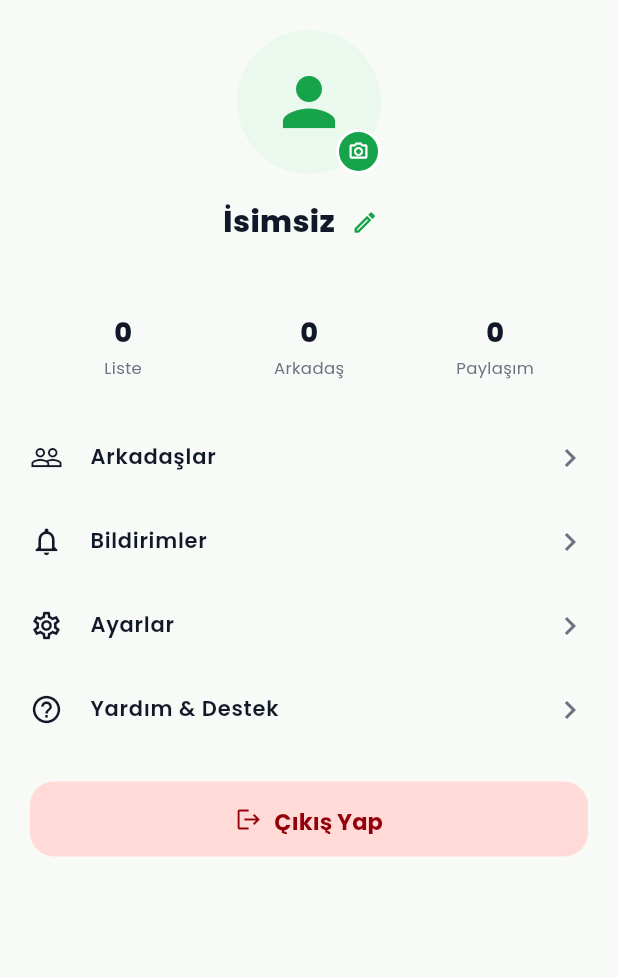
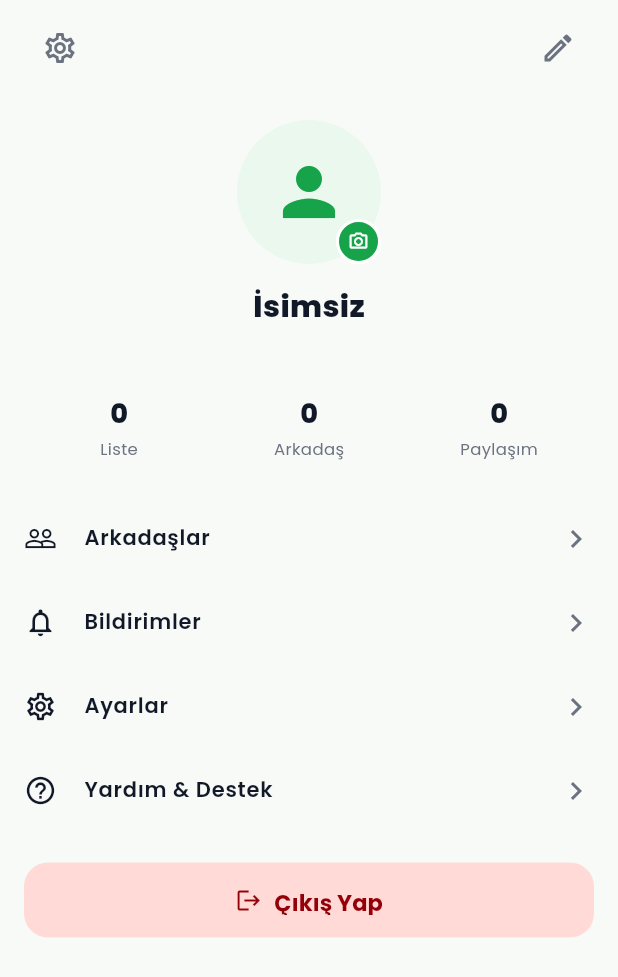
Before and after one commit to EmirHaksever/flutterproje, a Flutter app: the ProfilePage screen opened by its route, on a phone screen of 412 x 824 dp. Shown: the top 977 px of the screen. Run offline on Flutter 3.47's test engine with Material 3 defaults, Android fonts, the phone set to English and light mode, and no system bars; our stand-ins replace fl_chart, flutter_dotenv, google_fonts, image_picker, shared_preferences, supabase_flutter; accounts and stored records are empty.

Commit message:
profil: ust koseye ayarlar/duzenle ikonlari + avatardan once bosluk (mockup)
Co-Authored-By: Claude Sonnet 5 <noreply@anthropic.com>

```diff
--- a/lib/screens/profile.dart
+++ b/lib/screens/profile.dart
@@ -246,15 +246,30 @@ class _ProfilePageState extends State<ProfilePage> {
         child: _isLoading
             ? const Center(child: CircularProgressIndicator())
             : ListView(
-                padding: const EdgeInsets.fromLTRB(20, 20, 20, 30),
+                padding: const EdgeInsets.fromLTRB(16, 8, 16, 30),
                 children: [
+                  Row(
+                    children: [
+                      IconButton(
+                        padding: EdgeInsets.zero,
+                        icon: const Icon(Icons.settings_outlined),
+                        tooltip: 'Ayarlar',
+                        onPressed: () =>
+                            Navigator.pushNamed(context, '/settings'),
+                      ),
+                      const Spacer(),
+                      IconButton(
+                        padding: EdgeInsets.zero,
+                        icon: const Icon(Icons.edit_outlined),
+                        tooltip: 'Adı düzenle',
+                        onPressed: _editName,
+                      ),
+                    ],
+                  ),
+                  const SizedBox(height: 24),
                   Center(child: _avatar(scheme)),
-                  const SizedBox(height: 12),
+                  const SizedBox(height: 14),
                   Center(
-                    child: Row(
-                      mainAxisSize: MainAxisSize.min,
-                      children: [
-                        Flexible(
                     child: Text(
                       (_userName?.trim().isNotEmpty ?? false)
                           ? _userName!
@@ -266,15 +281,7 @@ class _ProfilePageState extends State<ProfilePage> {
                       overflow: TextOverflow.ellipsis,
                     ),
                   ),
-                        IconButton(
-                          visualDensity: VisualDensity.compact,
-                          icon: Icon(Icons.edit_outlined,
-                              size: 18, color: scheme.primary),
-                          onPressed: _editName,
-                        ),
-                      ],
-                    ),
-                  ),
+                  const SizedBox(height: 3),
                   Center(
                     child: Text(_userEmail ?? 'Misafir',
                         style: TextStyle(
```
Lines whose indentation alone changed are shown as unchanged.
